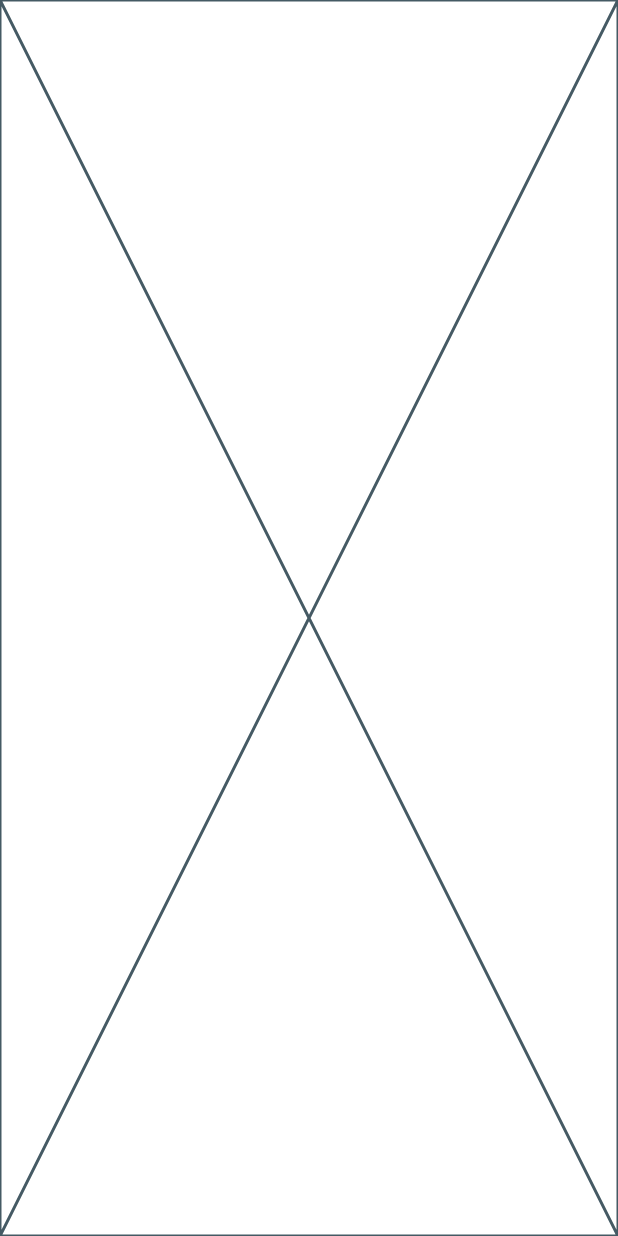
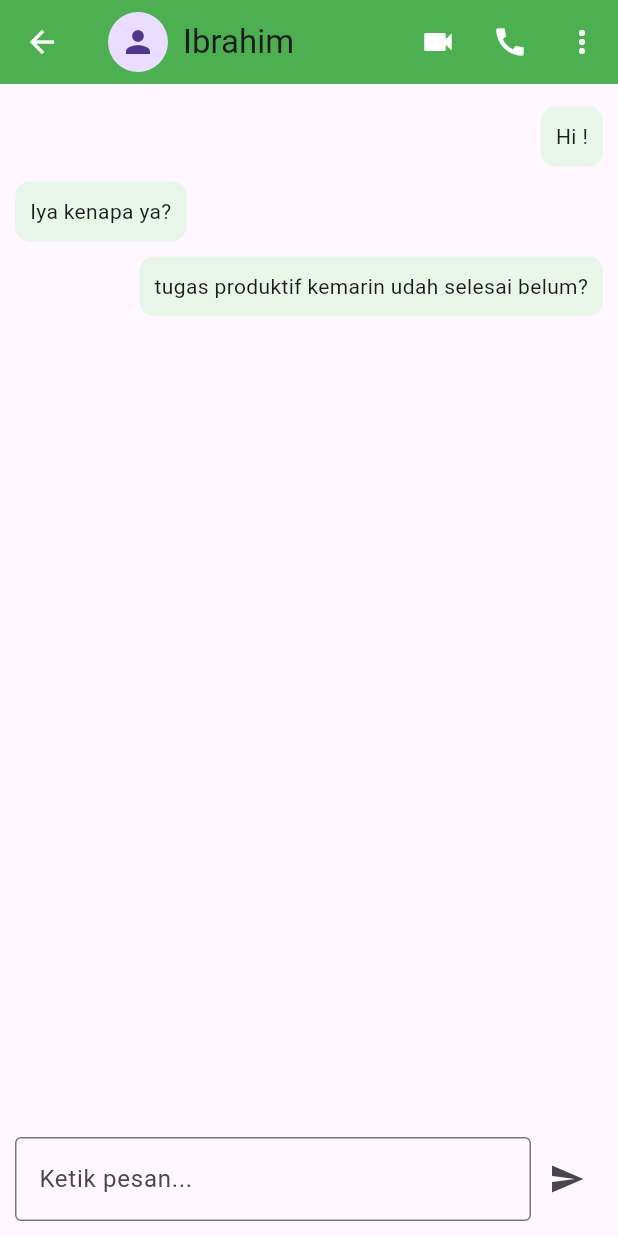
Before and after one commit to iibrahimboim/Flutter_WhatsApp_Ui, a Flutter app: the screen it shows after launch, after a tap on "Ibrahim", on a phone screen of 412 x 824 dp. Run offline on Flutter 3.47's test engine with Material 3 defaults, Android fonts, the phone set to English and light mode, and no system bars.

Commit message:
MEB 12 -Menambahkan Tampilan Di dalam Chat

```diff
--- a/lib/detail_chat.dart
+++ b/lib/detail_chat.dart
@@ -10,6 +10,110 @@ class DetailChat extends StatefulWidget {
 class _DetailChatState extends State<DetailChat> {
   @override
   Widget build(BuildContext context) {
-    return const Placeholder();
+    return Scaffold(
+      appBar: AppBar(
+        backgroundColor: Colors.green,
+        leading: IconButton(
+          onPressed: () {
+            Navigator.pop(context);
+          },
+          icon: Icon(Icons.arrow_back, color: Colors.white),
+        ),
+        title: Row(
+          children: [
+            Padding(
+              padding: EdgeInsets.only(right: 10),
+              child: CircleAvatar(child: Icon(Icons.person)),
+            ),
+            Text("Ibrahim"),
+          ],
+        ),
+        actions: [
+          IconButton(
+            onPressed: () {
+              debugPrint("Video Call Started");
+            },
+            icon: Icon(Icons.videocam, color: Colors.white),
+          ),
+          IconButton(
+            onPressed: () {
+              debugPrint("Call Started");
+            },
+            icon: Icon(Icons.call, color: Colors.white),
+          ),
+          IconButton(
+            onPressed: () {
+              debugPrint("More Vert Onclick");
+            },
+            icon: Icon(Icons.more_vert, color: Colors.white),
+          ),
+        ],
+      ),
+      body: Column(
+        children: [
+          Expanded(
+            child: ListView(
+              padding: EdgeInsets.all(10),
+              children: [
+                Align(
+                  alignment: Alignment.centerRight,
+                  child: Container(
+                    margin: EdgeInsets.symmetric(vertical: 5),
+                    padding: EdgeInsets.all(10),
+                    decoration: BoxDecoration(
+                      color: Colors.green[50],
+                      borderRadius: BorderRadius.circular(10),
+                    ),
+                    child: Text("Hi !"),
+                  ),
+                ),
+                Align(
+                  alignment: Alignment.centerLeft,
+                  child: Container(
+                    margin: EdgeInsets.symmetric(vertical: 5),
+                    padding: EdgeInsets.all(10),
+                    decoration: BoxDecoration(
+                      color: Colors.green[50],
+                      borderRadius: BorderRadius.circular(10),
+                    ),
+                    child: Text("Iya kenapa ya?"),
+                  ),
+                ),
+                Align(
+                  alignment: Alignment.centerRight,
+                  child: Container(
+                    margin: EdgeInsets.symmetric(vertical: 5),
+                    padding: EdgeInsets.all(10),
+                    decoration: BoxDecoration(
+                      color: Colors.green[50],
+                      borderRadius: BorderRadius.circular(10),
+                    ),
+                    child: Text("tugas produktif kemarin udah selesai belum?"),
+                  ),
+                ),
+              ],
+            ),
+          ),
+          Padding(
+            padding: EdgeInsetsGeometry.all(10),
+            child: Row(
+              children: [
+                Expanded(
+                  child: TextField(
+                    decoration: InputDecoration(
+                      hintText: "Ketik pesan...",
+                      border: OutlineInputBorder(),
+                    ),
+                  ),
+                ),
+                IconButton(onPressed: () {
+                  debugPrint("Messeges Are Send!");
+                }, icon: Icon(Icons.send)),
+              ],
+            ),
+          ),
+        ],
+      ),
+    );
   }
 }
```
